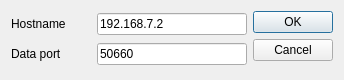
The window that startupdialog.ui (Deep-In-Sight/SonyTOF_client) describes before a commit, drawn with Qt 5.
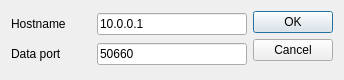
The same window after the commit.

```diff
--- a/startupdialog.ui
+++ b/startupdialog.ui
@@ -40,7 +40,7 @@
        <item>
         <widget class="QLineEdit" name="lineEdit_host">
          <property name="text">
-          <string>192.168.7.2</string>
+          <string>10.0.0.1</string>
          </property>
         </widget>
        </item>
```
